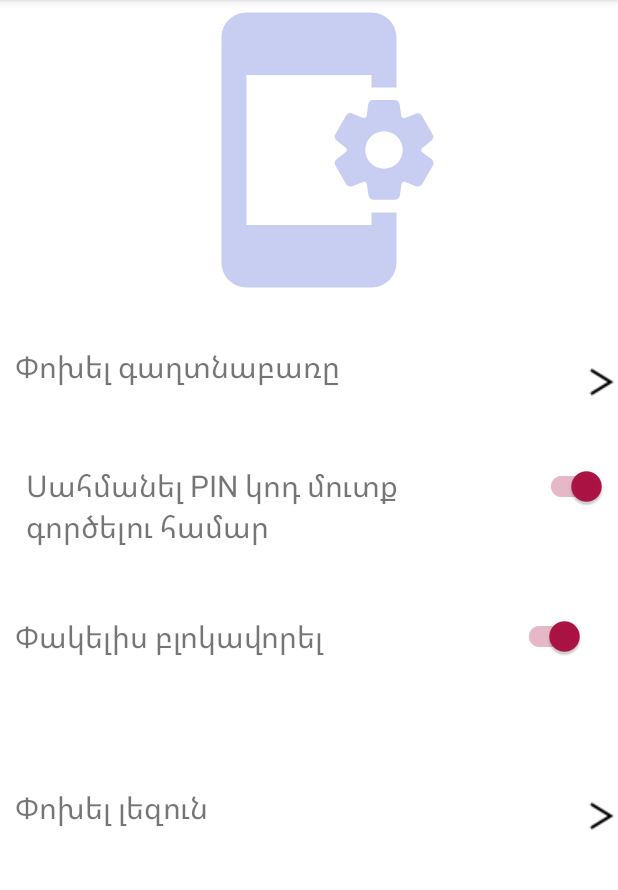
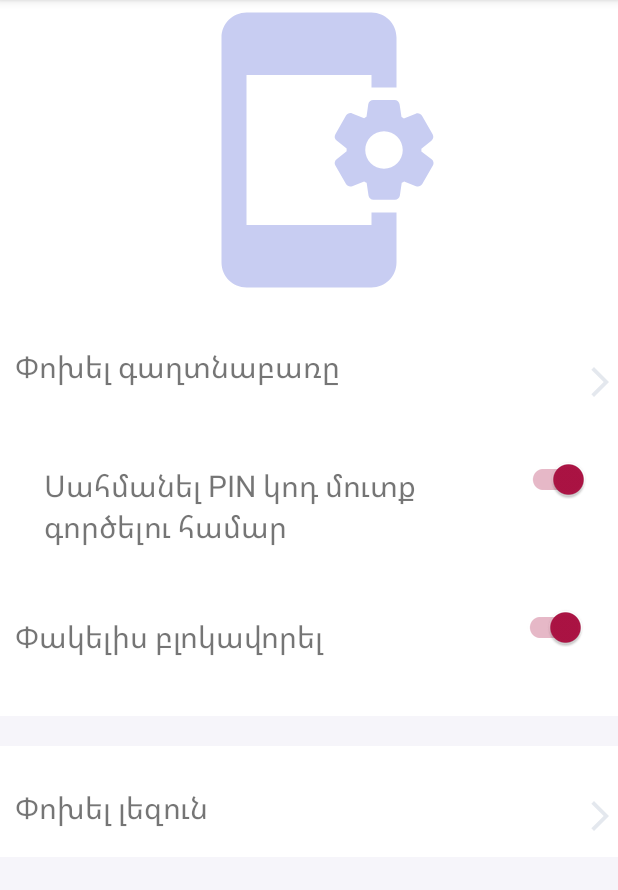
Before and after one commit to LAdamyan/main, an Android app: the screen it shows after launch (MainActivity), on a phone screen of 412 x 824 dp, the part 84-974 px from its top. Run offline under Robolectric (Android 15) with nearby library versions, the light colour scheme and no system bars.

Commit message:
homework6

```diff
--- /dev/null
+++ b/app/src/main/res/drawable/ic_baseline_arrow_forward_ios_24.xml
@@ -0,0 +1,5 @@
+<vector android:autoMirrored="true" android:height="24dp"
+    android:tint="#E4E8EE" android:viewportHeight="24"
+    android:viewportWidth="24" android:width="24dp" xmlns:android="http://schemas.android.com/apk/res/android">
+    <path android:fillColor="@android:color/white" android:pathData="M6.23,20.23l1.77,1.77l10,-10l-10,-10l-1.77,1.77l8.23,8.23z"/>
+</vector>
--- a/app/src/main/res/layout/notifications.xml
+++ b/app/src/main/res/layout/notifications.xml
@@ -112,7 +112,7 @@
         android:text="@string/football"
         android:textColor="@color/white"
         android:textSize="@dimen/twenty_sp"
-        android:drawableEnd="@drawable/slack_white1"
+        android:drawableEnd="@drawable/ic_baseline_arrow_forward_ios_24"
         app:layout_constraintEnd_toEndOf="parent"
         app:layout_constraintHorizontal_bias="0.0"
         app:layout_constraintStart_toStartOf="@id/football"
@@ -140,7 +140,7 @@
         android:text="@string/tennis"
         android:textColor="@color/white"
         android:textSize="@dimen/twenty_sp"
-        android:drawableEnd="@drawable/slack_white1"
+        android:drawableEnd="@drawable/ic_baseline_arrow_forward_ios_24"
         app:layout_constraintEnd_toEndOf="parent"
         app:layout_constraintHorizontal_bias="1.0"
         app:layout_constraintStart_toStartOf="@id/tennis"
@@ -168,7 +168,7 @@
         android:text="@string/Basketball"
         android:textColor="@color/white"
         android:textSize="@dimen/twenty_sp"
-        android:drawableEnd="@drawable/slack_white1"
+        android:drawableEnd="@drawable/ic_baseline_arrow_forward_ios_24"
         app:layout_constraintEnd_toEndOf="parent"
         app:layout_constraintHorizontal_bias="0.25"
         app:layout_constraintStart_toStartOf="@id/basketball"
@@ -195,7 +195,7 @@
         android:text="@string/hockey"
         android:textColor="@color/white"
         android:textSize="@dimen/twenty_sp"
-        android:drawableEnd="@drawable/slack_white1"
+        android:drawableEnd="@drawable/ic_baseline_arrow_forward_ios_24"
         app:layout_constraintEnd_toEndOf="parent"
         app:layout_constraintHorizontal_bias="1.0"
         app:layout_constraintStart_toStartOf="@id/basketball"
@@ -222,7 +222,7 @@
         android:text="@string/cricket"
         android:textColor="@color/white"
         android:textSize="@dimen/twenty_sp"
-        android:drawableEnd="@drawable/slack_white1"
+        android:drawableEnd="@drawable/ic_baseline_arrow_forward_ios_24"
         app:layout_constraintEnd_toEndOf="parent"
         app:layout_constraintHorizontal_bias="1.0"
         app:layout_constraintStart_toStartOf="@id/basketball"
--- a/app/src/main/res/layout/settings.xml
+++ b/app/src/main/res/layout/settings.xml
@@ -21,7 +21,7 @@
         android:layout_width="match_parent"
         android:layout_height="@dimen/eighty_dp"
         android:background="@color/white"
-        android:drawableEnd="@drawable/selector"
+        android:drawableEnd="@drawable/ic_baseline_arrow_forward_ios_24"
         android:drawablePadding="@dimen/twenty_dp"
         android:paddingStart="@dimen/ten_dp"
         android:paddingTop="@dimen/thirty_dp"
@@ -35,23 +35,23 @@
     <androidx.appcompat.widget.AppCompatTextView
         android:id="@+id/enter_pin"
         android:layout_width="@dimen/_290dp"
-        android:layout_height="@dimen/hundred_dp"
+        android:layout_height="100dp"
         android:background="@color/white"
         android:paddingStart="@dimen/ten_dp"
         android:paddingTop="@dimen/thirty_dp"
+        android:layout_marginEnd="@dimen/fifteen_dp"
         android:text="@string/enter_pin"
         android:textSize="@dimen/twenty_sp"
-        app:layout_constraintTop_toBottomOf="@id/change_password"
+        app:layout_constraintEnd_toStartOf="@+id/switch_pin"
 
-        app:layout_constraintEnd_toStartOf="@+id/switch_pin"
         app:layout_constraintHorizontal_bias="0.0"
         app:layout_constraintStart_toStartOf="parent"
-         />
+        app:layout_constraintTop_toBottomOf="@id/change_password" />
 
     <androidx.appcompat.widget.SwitchCompat
         android:id="@+id/switch_pin"
-        android:layout_width="@dimen/hundred_dp"
-        android:layout_height="@dimen/hundred_dp"
+        android:layout_width="wrap_content"
+        android:layout_height="wrap_content"
         android:checked="true"
         android:enabled="true"
         app:layout_constraintTop_toTopOf="parent"
@@ -75,17 +75,28 @@
 
     <androidx.appcompat.widget.SwitchCompat
         android:id="@+id/block"
-        android:layout_width="@dimen/hundred_dp"
-        android:layout_height="@dimen/hundred_dp"
-        android:layout_marginEnd="@dimen/thirty_dp"
+        android:layout_width="wrap_content"
+        android:layout_height="wrap_content"
+        android:layout_marginTop="50dp"
+
         android:checked="true"
-        android:enabled="true"
+        android:enabled="true" android:layout_marginStart="10dp"
         app:layout_constraintBottom_toBottomOf="parent"
         app:layout_constraintEnd_toEndOf="parent"
-        app:layout_constraintHorizontal_bias="0.0"
+        app:layout_constraintHorizontal_bias="0.666"
         app:layout_constraintStart_toEndOf="@id/block_closing"
         app:layout_constraintTop_toBottomOf="@id/switch_pin"
-        app:layout_constraintVertical_bias="0"/>
+        app:layout_constraintVertical_bias="0.002" />
+
+    <View
+        android:layout_width="match_parent"
+        android:layout_height="20dp"
+        android:background="@color/white2"
+        app:layout_constraintStart_toStartOf="parent"
+        app:layout_constraintTop_toBottomOf="@id/block_closing"
+        app:layout_constraintEnd_toEndOf="parent"
+        app:layout_constraintBottom_toTopOf="@id/change_language"/>
+
 
     <androidx.appcompat.widget.AppCompatTextView
         android:id="@+id/change_language"
@@ -93,7 +104,7 @@
         android:layout_height="@dimen/eighty_dp"
         android:layout_marginTop="@dimen/twenty_dp"
         android:layout_marginBottom="@dimen/_200dp"
-        android:drawableEnd="@drawable/selector"
+        android:drawableEnd="@drawable/ic_baseline_arrow_forward_ios_24"
         android:drawablePadding="@dimen/twenty_dp"
         android:paddingStart="@dimen/ten_dp"
         android:paddingTop="@dimen/thirty_dp"
@@ -106,5 +117,14 @@
         app:layout_constraintStart_toStartOf="parent"
         app:layout_constraintTop_toBottomOf="@id/block_closing" />
 
+    <View
+        android:layout_width="match_parent"
+        android:layout_height="200dp"
+        android:background="@color/white2"
+        app:layout_constraintStart_toStartOf="parent"
+        app:layout_constraintTop_toBottomOf="@id/change_language"
+        app:layout_constraintEnd_toEndOf="parent"
+        app:layout_constraintBottom_toBottomOf="parent"/>
+
 
 </androidx.constraintlayout.widget.ConstraintLayout>
--- a/app/src/main/res/values/colors.xml
+++ b/app/src/main/res/values/colors.xml
@@ -17,5 +17,6 @@
     <color name="light_red">#E31847</color>
     <color name="white_1">#F6F5FA</color>
     <color name="light_grey">#C8CDF2</color>
+    <color name="white2">#F6F5FA</color>
 
 </resources>
```
Also changed, not shown: app/src/main/res/drawable/selector.png (deleted), app/src/main/res/drawable/selector_green.png (deleted), app/src/main/res/drawable/selector_white.png (deleted).
